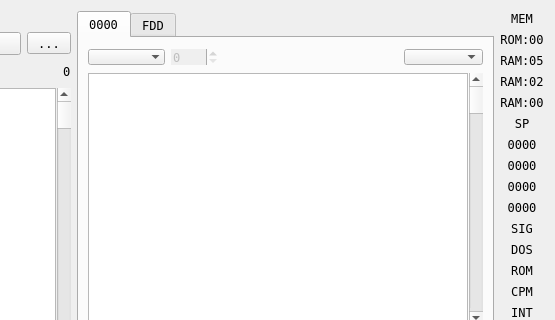
This is ui/debuger.ui in samstyle/Xpeccy as Qt 5 draws it before an edit; both pictures show x 432 to 987 and y 0 to 320 of the 987 by 659 pixel window. The edited form follows.
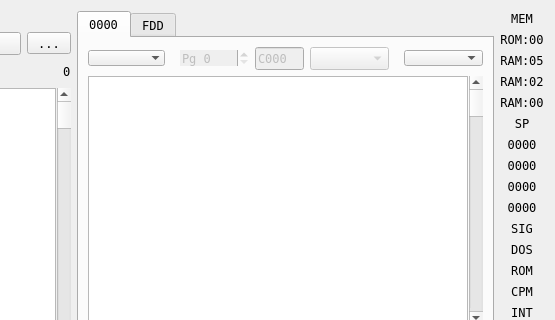
This is the edited form. The open tabs and pages were chosen to show the change. Icons and pictures are not drawn. Custom widgets are drawn as their Qt base class.

Commit message: build 20211111 + deBUGa: remove unnecessary calls on tab switches + deBUGa: add page base & page size settings to ram/rom view of dump + [Maybe] fix arrow keys in MacOSX

```diff
--- a/ui/debuger.ui
+++ b/ui/debuger.ui
@@ -602,10 +602,19 @@
             </widget>
            </item>
            <item>
-            <widget class="QSpinBox" name="sbDumpPage">
+            <widget class="QWidget" name="widDumpPage" native="true">
              <property name="enabled">
               <bool>false</bool>
              </property>
+             <layout class="QHBoxLayout" name="horizontalLayout_13">
+              <property name="topMargin">
+               <number>0</number>
+              </property>
+              <property name="bottomMargin">
+               <number>0</number>
+              </property>
+              <item>
+               <widget class="QSpinBox" name="sbDumpPage">
              <property name="maximumSize">
               <size>
                <width>16777215</width>
@@ -615,12 +624,28 @@
              <property name="frame">
               <bool>false</bool>
              </property>
+                <property name="prefix">
+                 <string>Pg </string>
+                </property>
              <property name="maximum">
               <number>255</number>
              </property>
             </widget>
            </item>
            <item>
+               <widget class="xHexSpin" name="leDumpPageBase">
+                <property name="text">
+                 <string>C000</string>
+                </property>
+               </widget>
+              </item>
+              <item>
+               <widget class="QComboBox" name="cbDumpPageSize"/>
+              </item>
+             </layout>
+            </widget>
+           </item>
+           <item>
             <spacer name="horizontalSpacer_4">
              <property name="orientation">
               <enum>Qt::Horizontal</enum>
```
Left out of the diff: 2 changed lines with no effect on the pictures. Lines whose indentation alone changed are shown as unchanged. The commit also changes 12 other files.
